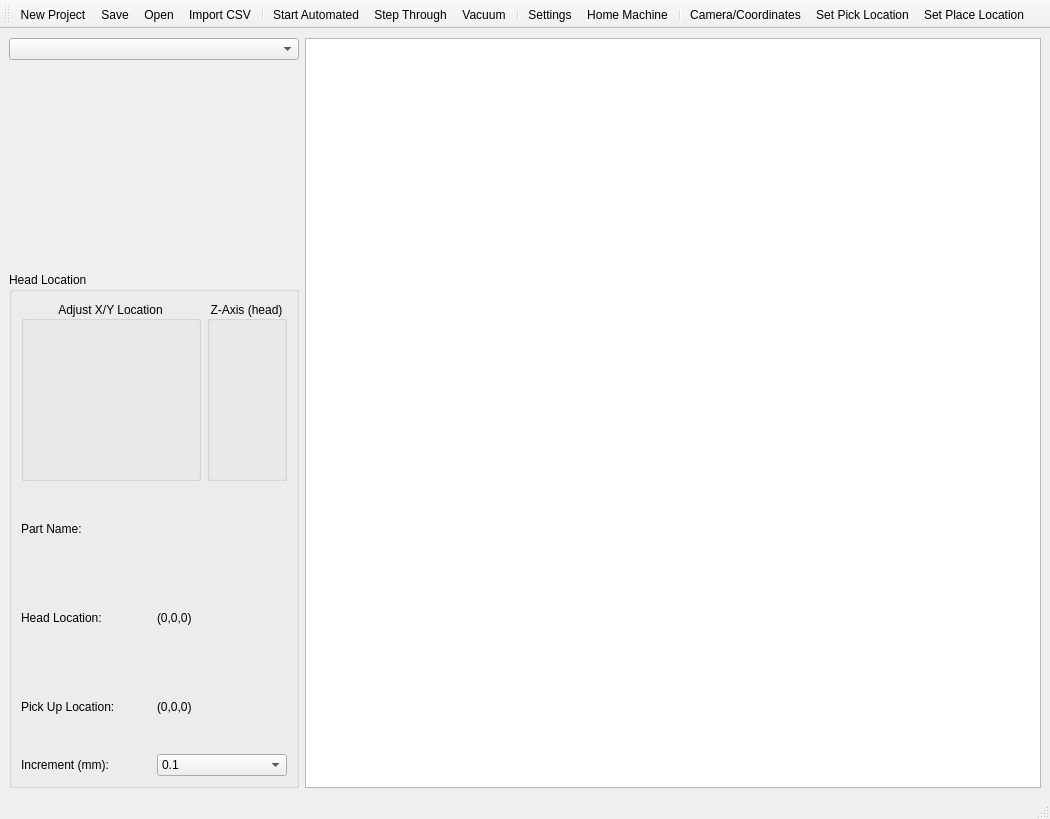
The window that mainwindow.ui (deveshrai/EasyPicker) describes before a commit, drawn with Qt 5.
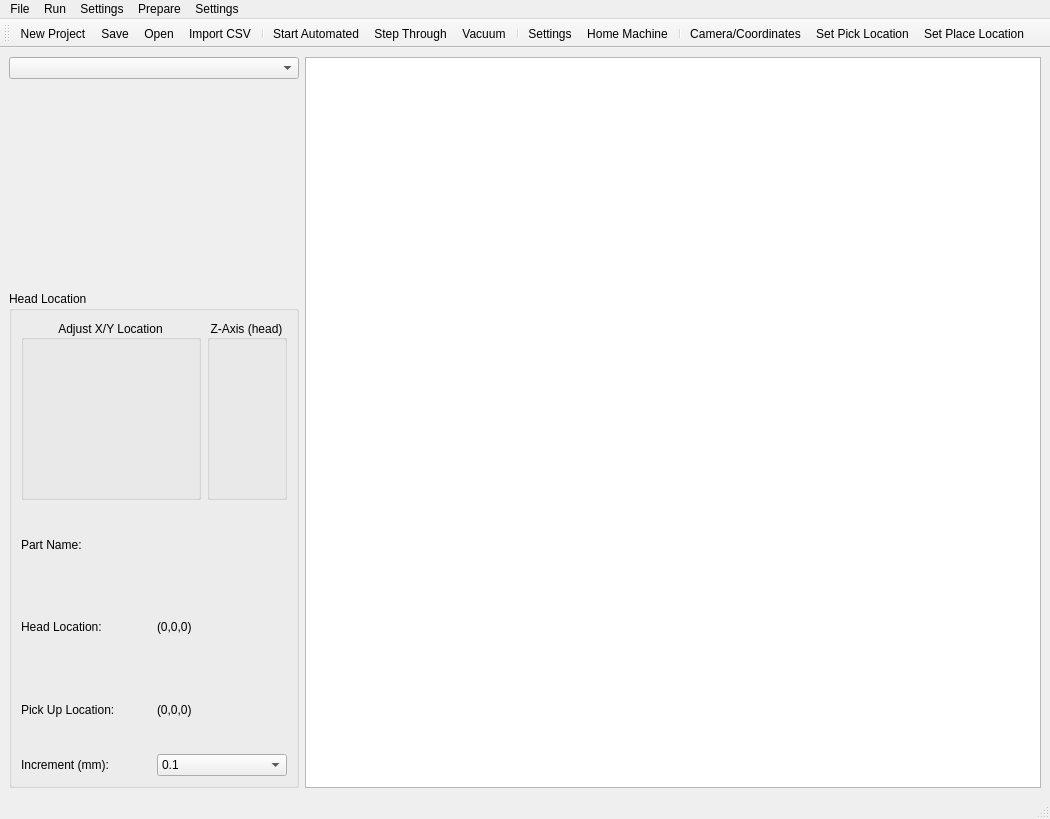
The same window after the commit. Icons and pictures are not drawn.

Commit message: updated menu bar structure

```diff
--- a/mainwindow.ui
+++ b/mainwindow.ui
@@ -462,9 +462,53 @@
      <x>0</x>
      <y>0</y>
      <width>1050</width>
-     <height>22</height>
+     <height>24</height>
     </rect>
    </property>
+   <widget class="QMenu" name="menuFile">
+    <property name="title">
+     <string>File</string>
+    </property>
+    <addaction name="actionNew_Project"/>
+    <addaction name="actionOpen"/>
+    <addaction name="actionImport_CSV"/>
+    <addaction name="actionSave"/>
+   </widget>
+   <widget class="QMenu" name="menuRun">
+    <property name="title">
+     <string>Run</string>
+    </property>
+    <addaction name="actionStart_Automated"/>
+    <addaction name="actionStep_Through_Next"/>
+    <addaction name="actionStep_Through_Back"/>
+   </widget>
+   <widget class="QMenu" name="menuSettings">
+    <property name="title">
+     <string>Settings</string>
+    </property>
+    <addaction name="actionSettings"/>
+   </widget>
+   <widget class="QMenu" name="menuPrepare">
+    <property name="title">
+     <string>Prepare</string>
+    </property>
+    <addaction name="actionSet_Pick_Up_Location"/>
+    <addaction name="actionSet_Place_Location"/>
+    <addaction name="actionCamera_Coordinates"/>
+    <addaction name="actionVacuum"/>
+    <addaction name="actionHome_Machine"/>
+   </widget>
+   <widget class="QMenu" name="menuSettings_2">
+    <property name="title">
+     <string>Settings</string>
+    </property>
+    <addaction name="actionSettings"/>
+   </widget>
+   <addaction name="menuFile"/>
+   <addaction name="menuRun"/>
+   <addaction name="menuSettings"/>
+   <addaction name="menuPrepare"/>
+   <addaction name="menuSettings_2"/>
   </widget>
   <widget class="QStatusBar" name="statusbar"/>
   <widget class="QToolBar" name="toolBar">
```
Left out of the diff: 5 changed lines with no effect on the pictures. The commit also changes 2 other files.
